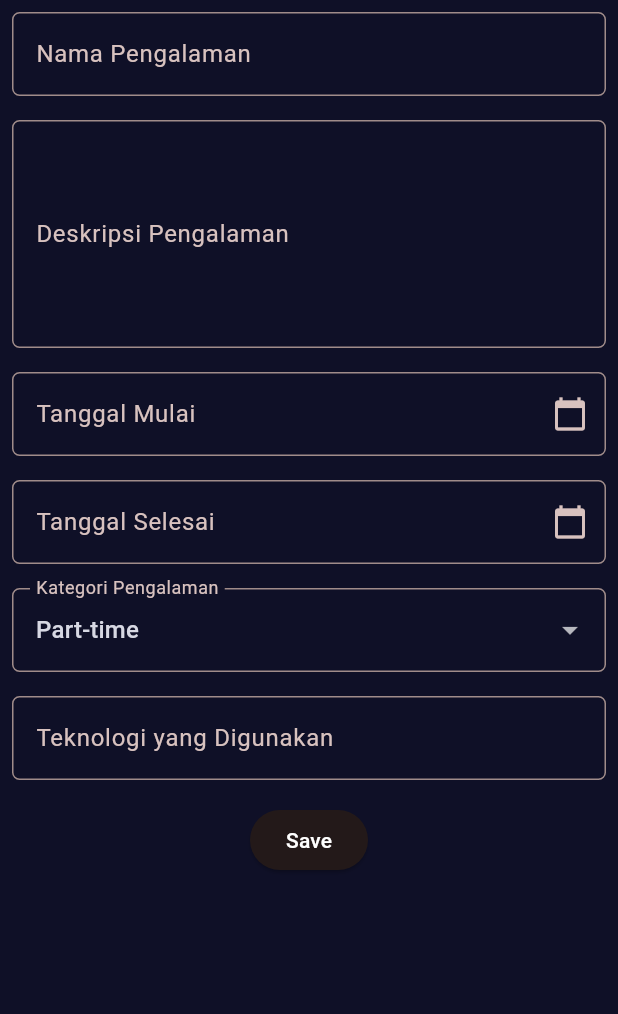
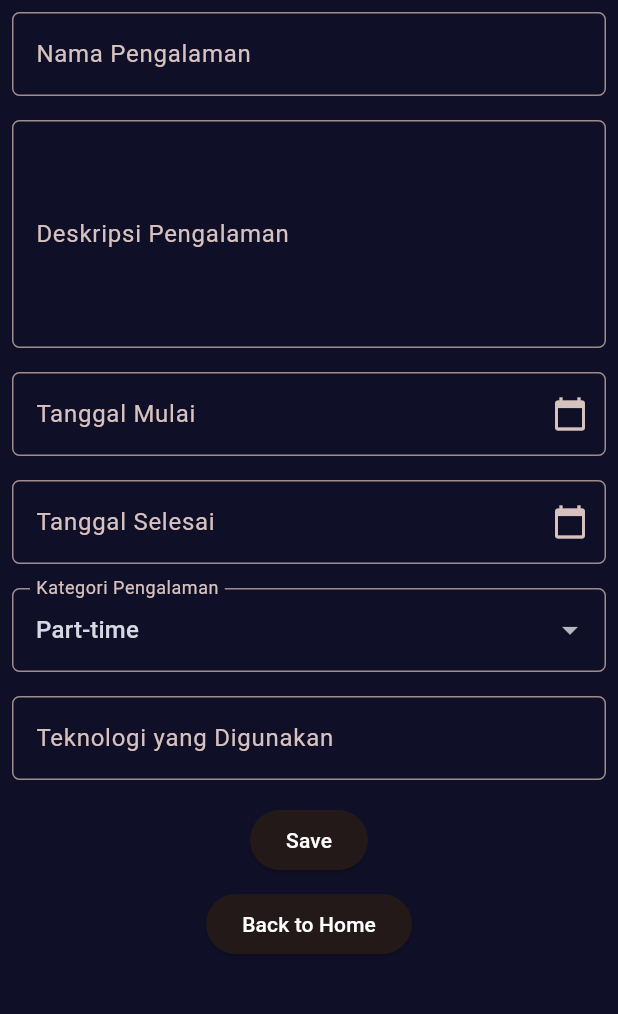
Before and after one commit to asyakiraakj/myportofolio_mobile, a Flutter app: the ExperienceFormPage screen opened directly, on a phone screen of 412 x 824 dp, the part 84-1098 px from its top. Run offline on Flutter 3.47's test engine with Material 3 defaults, Android fonts, the phone set to English and light mode, and no system bars.

Commit message:
feat(experience): add 'back to home' button in experience form

```diff
--- a/lib/screens/experience_form.dart
+++ b/lib/screens/experience_form.dart
@@ -1,4 +1,5 @@
 import 'package:flutter/material.dart';
+import 'package:myportofolio_mobile/screens/menu.dart';
 import 'package:myportofolio_mobile/widgets/left_drawer.dart';
 
 class ExperienceFormPage extends StatefulWidget {
@@ -307,6 +308,29 @@ class _ExperienceFormPageState extends State<ExperienceFormPage> {
                   ),
                 ),
               ),
+
+              // === Tombol Kembali ke Home ===
+              Align(
+                alignment: Alignment.bottomCenter,
+                child: Padding(
+                  padding: const EdgeInsets.fromLTRB(8.0, 0, 8.0, 8.0),
+                  child: ElevatedButton(
+                    onPressed: () {
+                      Navigator.pushAndRemoveUntil(
+                        context,
+                        MaterialPageRoute(
+                          builder: (context) => MyHomePage(),
+                        ),
+                        (route) => false,
+                      );
+                    },
+                    child: const Text(
+                      "Back to Home",
+                      style: TextStyle(color: Colors.white),
+                    ),
+                  ),
+                ),
+              ),
             ],
           ),
         ),
```
